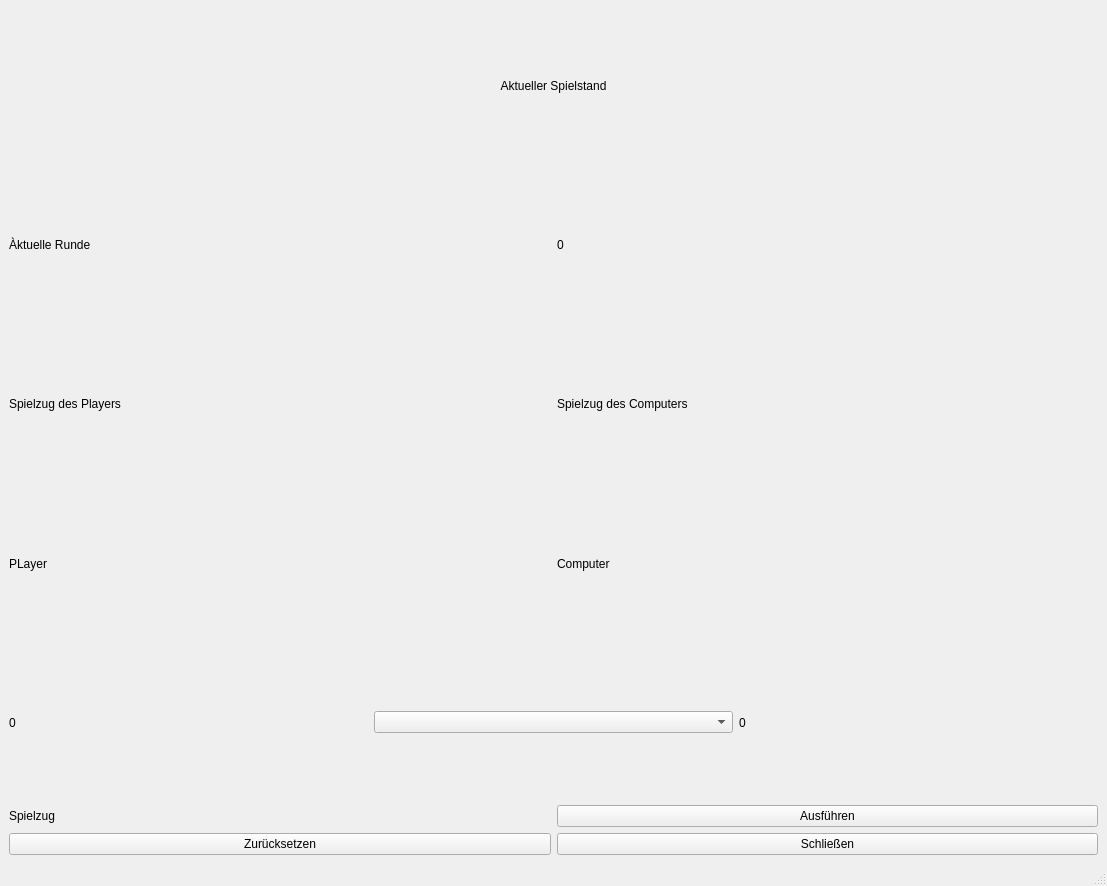
Qt form gui.ui (XylianBaker/SchereSteinPapier) before a commit.
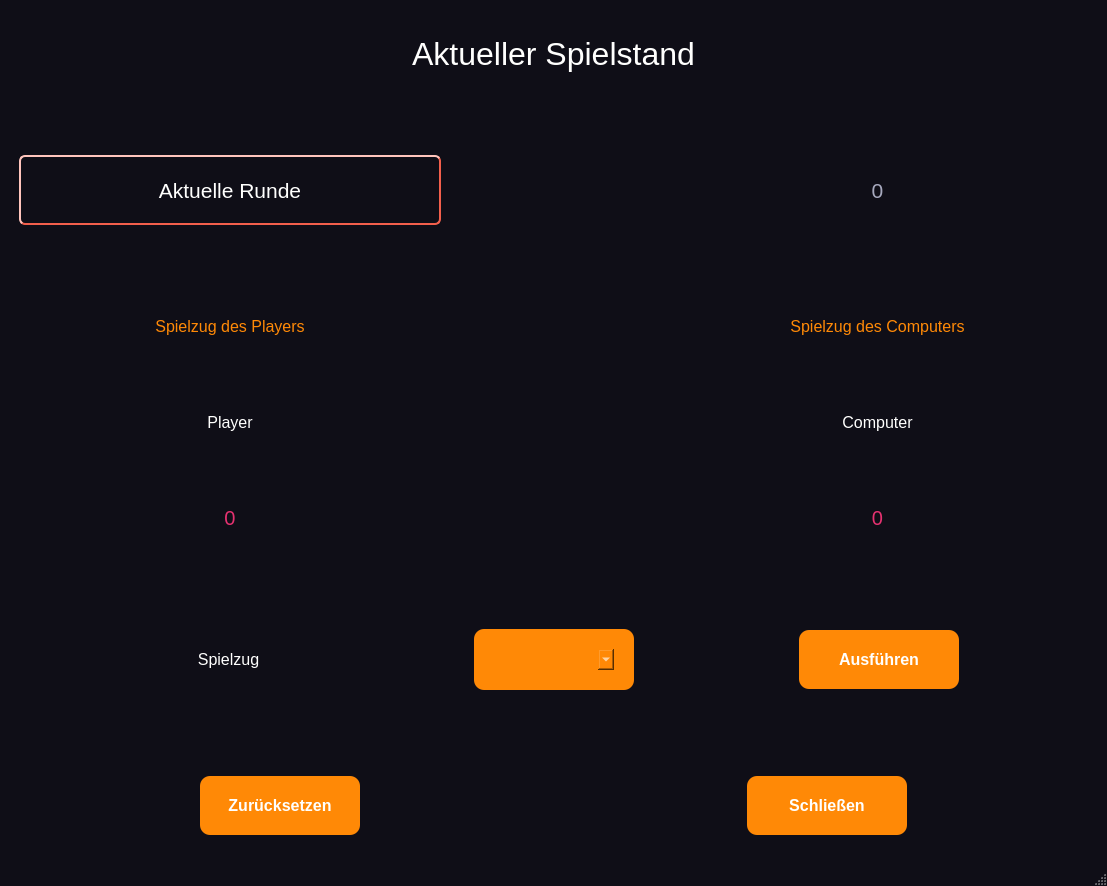
The same form after that commit.

Patch:
```diff
--- a/gui.ui
+++ b/gui.ui
@@ -10,6 +10,151 @@
     <height>886</height>
    </rect>
   </property>
+  <property name="palette">
+   <palette>
+    <active>
+     <colorrole role="WindowText">
+      <brush brushstyle="SolidPattern">
+       <color alpha="255">
+        <red>255</red>
+        <green>255</green>
+        <blue>254</blue>
+       </color>
+      </brush>
+     </colorrole>
+     <colorrole role="Button">
+      <brush brushstyle="SolidPattern">
+       <color alpha="255">
+        <red>255</red>
+        <green>137</green>
+        <blue>6</blue>
+       </color>
+      </brush>
+     </colorrole>
+     <colorrole role="ButtonText">
+      <brush brushstyle="SolidPattern">
+       <color alpha="255">
+        <red>255</red>
+        <green>255</green>
+        <blue>254</blue>
+       </color>
+      </brush>
+     </colorrole>
+     <colorrole role="Base">
+      <brush brushstyle="SolidPattern">
+       <color alpha="255">
+        <red>255</red>
+        <green>255</green>
+        <blue>255</blue>
+       </color>
+      </brush>
+     </colorrole>
+     <colorrole role="Window">
+      <brush brushstyle="SolidPattern">
+       <color alpha="255">
+        <red>15</red>
+        <green>14</green>
+        <blue>23</blue>
+       </color>
+      </brush>
+     </colorrole>
+    </active>
+    <inactive>
+     <colorrole role="WindowText">
+      <brush brushstyle="SolidPattern">
+       <color alpha="255">
+        <red>255</red>
+        <green>255</green>
+        <blue>254</blue>
+       </color>
+      </brush>
+     </colorrole>
+     <colorrole role="Button">
+      <brush brushstyle="SolidPattern">
+       <color alpha="255">
+        <red>255</red>
+        <green>137</green>
+        <blue>6</blue>
+       </color>
+      </brush>
+     </colorrole>
+     <colorrole role="ButtonText">
+      <brush brushstyle="SolidPattern">
+       <color alpha="255">
+        <red>255</red>
+        <green>255</green>
+        <blue>254</blue>
+       </color>
+      </brush>
+     </colorrole>
+     <colorrole role="Base">
+      <brush brushstyle="SolidPattern">
+       <color alpha="255">
+        <red>255</red>
+        <green>255</green>
+        <blue>255</blue>
+       </color>
+      </brush>
+     </colorrole>
+     <colorrole role="Window">
+      <brush brushstyle="SolidPattern">
+       <color alpha="255">
+        <red>15</red>
+        <green>14</green>
+        <blue>23</blue>
+       </color>
+      </brush>
+     </colorrole>
+    </inactive>
+    <disabled>
+     <colorrole role="WindowText">
+      <brush brushstyle="SolidPattern">
+       <color alpha="255">
+        <red>120</red>
+        <green>120</green>
+        <blue>120</blue>
+       </color>
+      </brush>
+     </colorrole>
+     <colorrole role="Button">
+      <brush brushstyle="SolidPattern">
+       <color alpha="255">
+        <red>255</red>
+        <green>137</green>
+        <blue>6</blue>
+       </color>
+      </brush>
+     </colorrole>
+     <colorrole role="ButtonText">
+      <brush brushstyle="SolidPattern">
+       <color alpha="255">
+        <red>120</red>
+        <green>120</green>
+        <blue>120</blue>
+       </color>
+      </brush>
+     </colorrole>
+     <colorrole role="Base">
+      <brush brushstyle="SolidPattern">
+       <color alpha="255">
+        <red>15</red>
+        <green>14</green>
+        <blue>23</blue>
+       </color>
+      </brush>
+     </colorrole>
+     <colorrole role="Window">
+      <brush brushstyle="SolidPattern">
+       <color alpha="255">
+        <red>15</red>
+        <green>14</green>
+        <blue>23</blue>
+       </color>
+      </brush>
+     </colorrole>
+    </disabled>
+   </palette>
+  </property>
   <property name="windowTitle">
    <string>MainWindow</string>
   </property>
@@ -17,6 +162,16 @@
    <layout class="QVBoxLayout" name="verticalLayout">
     <item>
      <widget class="QLabel" name="label">
+      <property name="font">
+       <font>
+        <pointsize>-1</pointsize>
+       </font>
+      </property>
+      <property name="styleSheet">
+       <string notr="true">font-size: 32px;
+font-style: bold;
+color: rgb(255, 255, 254);</string>
+      </property>
       <property name="text">
        <string>Aktueller Spielstand</string>
       </property>
@@ -25,38 +180,154 @@
       </property>
      </widget>
     </item>
+    <item>
+     <spacer name="verticalSpacer_3">
+      <property name="orientation">
+       <enum>Qt::Vertical</enum>
+      </property>
+      <property name="sizeType">
+       <enum>QSizePolicy::Minimum</enum>
+      </property>
+      <property name="sizeHint" stdset="0">
+       <size>
+        <width>20</width>
+        <height>40</height>
+       </size>
+      </property>
+     </spacer>
+    </item>
     <item>
      <layout class="QHBoxLayout" name="horizontalLayout">
       <item>
        <widget class="QLabel" name="label_1">
+        <property name="font">
+         <font>
+          <pointsize>16</pointsize>
+         </font>
+        </property>
+        <property name="styleSheet">
+         <string notr="true">border-style: outset;
+border-width: 2px;
+border-radius: 6px;
+border-color: rgb(242, 95, 76);
+color: rgb(255, 255, 254);
+margin: 10px;</string>
+        </property>
         <property name="text">
-         <string>Àktuelle Runde</string>
+         <string>Aktuelle Runde</string>
+        </property>
+        <property name="alignment">
+         <set>Qt::AlignCenter</set>
+        </property>
+        <property name="indent">
+         <number>-1</number>
         </property>
        </widget>
       </item>
+      <item>
+       <spacer name="horizontalSpacer_10">
+        <property name="orientation">
+         <enum>Qt::Horizontal</enum>
+        </property>
+        <property name="sizeType">
+         <enum>QSizePolicy::Maximum</enum>
+        </property>
+        <property name="sizeHint" stdset="0">
+         <size>
+          <width>200</width>
+          <height>20</height>
+         </size>
+        </property>
+       </spacer>
+      </item>
       <item>
        <widget class="QLabel" name="round">
+        <property name="font">
+         <font>
+          <pointsize>16</pointsize>
+         </font>
+        </property>
+        <property name="styleSheet">
+         <string notr="true">color: rgb(167, 169, 190);</string>
+        </property>
         <property name="text">
          <string>0</string>
         </property>
+        <property name="alignment">
+         <set>Qt::AlignCenter</set>
+        </property>
        </widget>
       </item>
      </layout>
     </item>
+    <item>
+     <spacer name="verticalSpacer_4">
+      <property name="orientation">
+       <enum>Qt::Vertical</enum>
+      </property>
+      <property name="sizeType">
+       <enum>QSizePolicy::Minimum</enum>
+      </property>
+      <property name="sizeHint" stdset="0">
+       <size>
+        <width>20</width>
+        <height>40</height>
+       </size>
+      </property>
+     </spacer>
+    </item>
     <item>
      <layout class="QHBoxLayout" name="horizontalLayout_2">
       <item>
        <widget class="QLabel" name="player_move">
+        <property name="font">
+         <font>
+          <pointsize>12</pointsize>
+         </font>
+        </property>
+        <property name="styleSheet">
+         <string notr="true">color: rgb(255, 137, 6);</string>
+        </property>
         <property name="text">
          <string>Spielzug des Players</string>
         </property>
+        <property name="alignment">
+         <set>Qt::AlignCenter</set>
+        </property>
        </widget>
       </item>
+      <item>
+       <spacer name="horizontalSpacer_9">
+        <property name="orientation">
+         <enum>Qt::Horizontal</enum>
+        </property>
+        <property name="sizeType">
+         <enum>QSizePolicy::Maximum</enum>
+        </property>
+        <property name="sizeHint" stdset="0">
+         <size>
+          <width>200</width>
+          <height>20</height>
+         </size>
+        </property>
+       </spacer>
+      </item>
       <item>
        <widget class="QLabel" name="computer_move">
+        <property name="font">
+         <font>
+          <pointsize>12</pointsize>
+         </font>
+        </property>
+        <property name="styleSheet">
+         <string notr="true">color: rgb(255, 137, 6);</string>
+        </property>
         <property name="text">
          <string>Spielzug des Computers</string>
         </property>
+        <property name="alignment">
+         <set>Qt::AlignCenter</set>
+        </property>
        </widget>
       </item>
      </layout>
@@ -65,16 +336,48 @@
      <layout class="QHBoxLayout" name="horizontalLayout_3">
       <item>
        <widget class="QLabel" name="label_6">
+        <property name="font">
+         <font>
+          <pointsize>12</pointsize>
+         </font>
+        </property>
         <property name="text">
-         <string>PLayer</string>
+         <string>Player</string>
+        </property>
+        <property name="alignment">
+         <set>Qt::AlignCenter</set>
         </property>
        </widget>
       </item>
+      <item>
+       <spacer name="horizontalSpacer_8">
+        <property name="orientation">
+         <enum>Qt::Horizontal</enum>
+        </property>
+        <property name="sizeType">
+         <enum>QSizePolicy::Maximum</enum>
+        </property>
+        <property name="sizeHint" stdset="0">
+         <size>
+          <width>200</width>
+          <height>20</height>
+         </size>
+        </property>
+       </spacer>
+      </item>
       <item>
        <widget class="QLabel" name="label_7">
+        <property name="font">
+         <font>
+          <pointsize>12</pointsize>
+         </font>
+        </property>
         <property name="text">
          <string>Computer</string>
         </property>
+        <property name="alignment">
+         <set>Qt::AlignCenter</set>
+        </property>
        </widget>
       </item>
      </layout>
@@ -83,56 +386,312 @@
      <layout class="QHBoxLayout" name="horizontalLayout_4">
       <item>
        <widget class="QLabel" name="player_score">
+        <property name="font">
+         <font>
+          <pointsize>-1</pointsize>
+         </font>
+        </property>
+        <property name="styleSheet">
+         <string notr="true">color: rgb(229, 49, 112);
+font-size: 20px;
+font-style: bold;</string>
+        </property>
         <property name="text">
          <string>0</string>
         </property>
+        <property name="alignment">
+         <set>Qt::AlignCenter</set>
+        </property>
        </widget>
       </item>
       <item>
-       <widget class="QComboBox" name="move"/>
+       <spacer name="horizontalSpacer_7">
+        <property name="orientation">
+         <enum>Qt::Horizontal</enum>
+        </property>
+        <property name="sizeType">
+         <enum>QSizePolicy::Maximum</enum>
+        </property>
+        <property name="sizeHint" stdset="0">
+         <size>
+          <width>200</width>
+          <height>20</height>
+         </size>
+        </property>
+       </spacer>
       </item>
       <item>
        <widget class="QLabel" name="computer_score">
+        <property name="font">
+         <font>
+          <pointsize>-1</pointsize>
+         </font>
+        </property>
+        <property name="styleSheet">
+         <string notr="true">color: rgb(229, 49, 112);
+font-size: 20px;
+font-style: bold;</string>
+        </property>
         <property name="text">
          <string>0</string>
         </property>
+        <property name="alignment">
+         <set>Qt::AlignCenter</set>
+        </property>
        </widget>
       </item>
      </layout>
     </item>
+    <item>
+     <spacer name="verticalSpacer">
+      <property name="orientation">
+       <enum>Qt::Vertical</enum>
+      </property>
+      <property name="sizeType">
+       <enum>QSizePolicy::Minimum</enum>
+      </property>
+      <property name="sizeHint" stdset="0">
+       <size>
+        <width>20</width>
+        <height>40</height>
+       </size>
+      </property>
+     </spacer>
+    </item>
     <item>
      <layout class="QHBoxLayout" name="horizontalLayout_5">
       <item>
        <widget class="QLabel" name="label_10">
+        <property name="font">
+         <font>
+          <pointsize>12</pointsize>
+         </font>
+        </property>
         <property name="text">
          <string>Spielzug</string>
         </property>
-       </widget>
-      </item>
-      <item>
-       <widget class="QPushButton" name="pB_execute">
-        <property name="text">
-         <string>Ausführen</string>
+        <property name="alignment">
+         <set>Qt::AlignCenter</set>
         </property>
        </widget>
       </item>
+      <item>
+       <layout class="QHBoxLayout" name="horizontalLayout_10">
+        <item>
+         <widget class="QComboBox" name="move">
+          <property name="maximumSize">
+           <size>
+            <width>200</width>
+            <height>16777215</height>
+           </size>
+          </property>
+          <property name="styleSheet">
+           <string notr="true">background-color: rgb(255, 137, 6);
+selection-background-color: rgb(242, 95, 76);
+color: rgb(255, 255, 254);
+border-radius: 10px;
+font: bold;
+margin: 20px;
+padding: 20px;
+font-size: 16px;</string>
+          </property>
+         </widget>
+        </item>
+       </layout>
+      </item>
+      <item>
+       <layout class="QHBoxLayout" name="horizontalLayout_7">
+        <item>
+         <spacer name="horizontalSpacer">
+          <property name="orientation">
+           <enum>Qt::Horizontal</enum>
+          </property>
+          <property name="sizeType">
+           <enum>QSizePolicy::Minimum</enum>
+          </property>
+          <property name="sizeHint" stdset="0">
+           <size>
+            <width>40</width>
+            <height>20</height>
+           </size>
+          </property>
+         </spacer>
+        </item>
+        <item>
+         <widget class="QPushButton" name="pB_execute">
+          <property name="maximumSize">
+           <size>
+            <width>200</width>
+            <height>16777215</height>
+           </size>
+          </property>
+          <property name="styleSheet">
+           <string notr="true">background-color: rgb(255, 137, 6);
+color: rgb(255, 255, 254);
+border-radius: 10px;
+font: bold;
+margin: 20px;
+padding: 20px;
+font-size: 16px;</string>
+          </property>
+          <property name="text">
+           <string>Ausführen</string>
+          </property>
+         </widget>
+        </item>
+        <item>
+         <spacer name="horizontalSpacer_2">
+          <property name="orientation">
+           <enum>Qt::Horizontal</enum>
+          </property>
+          <property name="sizeType">
+           <enum>QSizePolicy::Minimum</enum>
+          </property>
+          <property name="sizeHint" stdset="0">
+           <size>
+            <width>40</width>
+            <height>20</height>
+           </size>
+          </property>
+         </spacer>
+        </item>
+       </layout>
+      </item>
      </layout>
     </item>
+    <item>
+     <spacer name="verticalSpacer_2">
+      <property name="orientation">
+       <enum>Qt::Vertical</enum>
+      </property>
+      <property name="sizeType">
+       <enum>QSizePolicy::Minimum</enum>
+      </property>
+      <property name="sizeHint" stdset="0">
+       <size>
+        <width>20</width>
+        <height>40</height>
+       </size>
+      </property>
+     </spacer>
+    </item>
     <item>
      <layout class="QHBoxLayout" name="horizontalLayout_6">
       <item>
-       <widget class="QPushButton" name="pB_reset">
-        <property name="text">
-         <string>Zurücksetzen</string>
-        </property>
-       </widget>
+       <layout class="QHBoxLayout" name="horizontalLayout_8">
+        <item>
+         <spacer name="horizontalSpacer_3">
+          <property name="orientation">
+           <enum>Qt::Horizontal</enum>
+          </property>
+          <property name="sizeType">
+           <enum>QSizePolicy::Minimum</enum>
+          </property>
+          <property name="sizeHint" stdset="0">
+           <size>
+            <width>40</width>
+            <height>20</height>
+           </size>
+          </property>
+         </spacer>
+        </item>
+        <item>
+         <widget class="QPushButton" name="pB_reset">
+          <property name="maximumSize">
+           <size>
+            <width>200</width>
+            <height>16777215</height>
+           </size>
+          </property>
+          <property name="styleSheet">
+           <string notr="true">background-color: rgb(255, 137, 6);
+color: rgb(255, 255, 254);
+border-radius: 10px;
+font: bold;
+margin: 20px;
+padding: 20px;
+font-size: 16px;</string>
+          </property>
+          <property name="text">
+           <string>Zurücksetzen</string>
+          </property>
+         </widget>
+        </item>
+        <item>
+         <spacer name="horizontalSpacer_4">
+          <property name="orientation">
+           <enum>Qt::Horizontal</enum>
+          </property>
+          <property name="sizeType">
+           <enum>QSizePolicy::Minimum</enum>
+          </property>
+          <property name="sizeHint" stdset="0">
+           <size>
+            <width>40</width>
+            <height>20</height>
+           </size>
+          </property>
+         </spacer>
+        </item>
+       </layout>
       </item>
       <item>
-       <widget class="QPushButton" name="pB_close">
-        <property name="text">
-         <string>Schließen</string>
-        </property>
-       </widget>
+       <layout class="QHBoxLayout" name="horizontalLayout_9">
+        <item>
+         <spacer name="horizontalSpacer_5">
+          <property name="orientation">
+           <enum>Qt::Horizontal</enum>
+          </property>
+          <property name="sizeType">
+           <enum>QSizePolicy::Minimum</enum>
+          </property>
+          <property name="sizeHint" stdset="0">
+           <size>
+            <width>40</width>
+            <height>20</height>
+           </size>
+          </property>
+         </spacer>
+        </item>
+        <item>
+         <widget class="QPushButton" name="pB_close">
+          <property name="maximumSize">
+           <size>
+            <width>200</width>
+            <height>16777215</height>
+           </size>
+          </property>
+          <property name="styleSheet">
+           <string notr="true">background-color: rgb(255, 137, 6);
+color: rgb(255, 255, 254);
+border-radius: 10px;
+font: bold;
+margin: 20px;
+padding: 20px;
+font-size: 16px;</string>
+          </property>
+          <property name="text">
+           <string>Schließen</string>
+          </property>
+         </widget>
+        </item>
+        <item>
+         <spacer name="horizontalSpacer_6">
+          <property name="orientation">
+           <enum>Qt::Horizontal</enum>
+          </property>
+          <property name="sizeType">
+           <enum>QSizePolicy::Minimum</enum>
+          </property>
+          <property name="sizeHint" stdset="0">
+           <size>
+            <width>40</width>
+            <height>20</height>
+           </size>
+          </property>
+         </spacer>
+        </item>
+       </layout>
       </item>
      </layout>
     </item>
```
Left out of the diff: 3 changed lines with no effect on the pictures.
